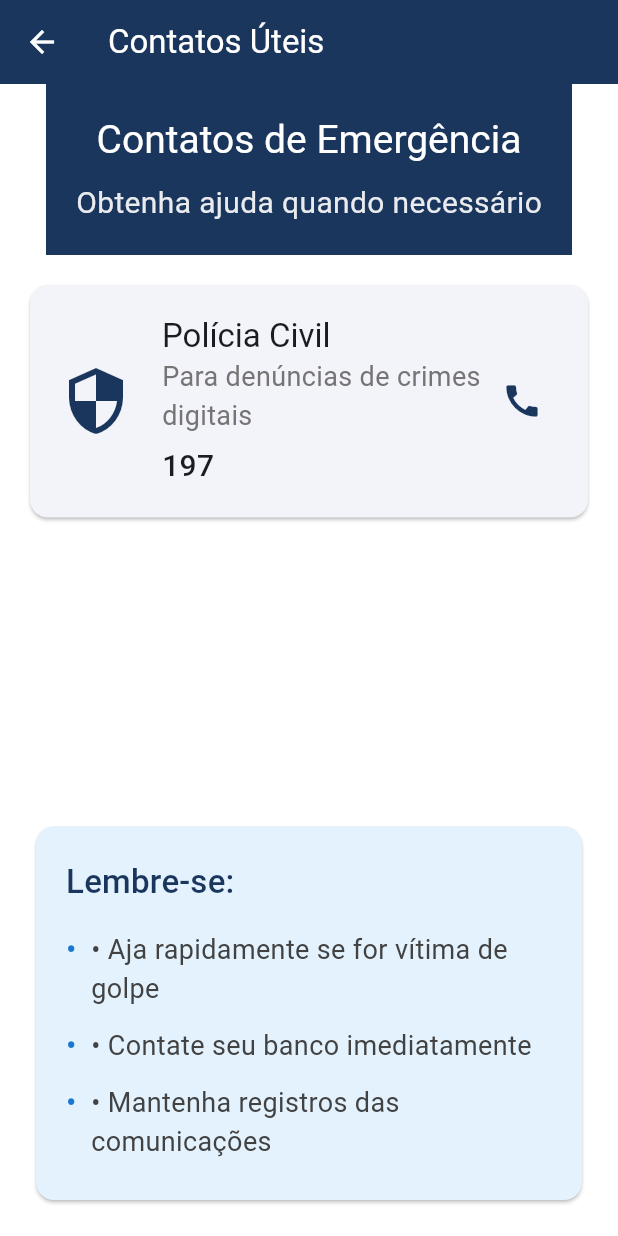
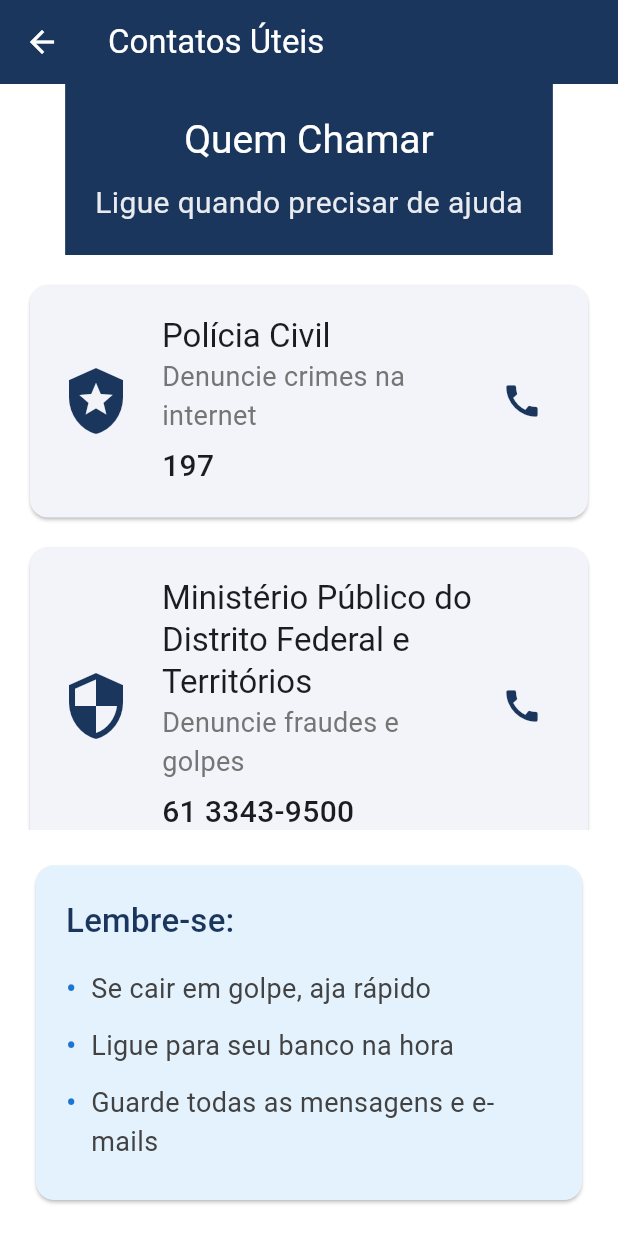
Before and after one commit to matheusclemente/protetor_digital_prototipo, a Flutter app: the UsefulLinksScreen screen opened directly, on a phone screen of 412 x 824 dp. Run offline on Flutter 3.47's test engine with Material 3 defaults, Android fonts, the light colour scheme and no system bars; our stand-ins replace device_info_plus, introduction_screen.

Commit message:
Add emergency contacts and improve text simplicity

```diff
--- a/lib/features/useful_links/models/emergency_contact_model.dart
+++ b/lib/features/useful_links/models/emergency_contact_model.dart
@@ -14,20 +14,32 @@ class EmergencyContact {
   });
 
   Map<String, dynamic> toJson() => {
-    'name': name,
-    'description': description,
-    'phone': phone,
-    'iconData': iconData.codePoint,
-  };
+        'name': name,
+        'description': description,
+        'phone': phone,
+        'iconData': iconData.codePoint,
+      };
 }
 
 class EmergencyContactModel {
   static final List<EmergencyContact> emergencyContacts = [
     EmergencyContact(
       name: 'Polícia Civil',
-      description: 'Para denúncias de crimes digitais',
+      description: 'Denuncie crimes na internet',
       phone: '197',
+      iconData: Icons.local_police,
+    ),
+    EmergencyContact(
+      name: 'Ministério Público do Distrito Federal e Territórios',
+      description: 'Denuncie fraudes e golpes',
+      phone: '61 3343-9500',
       iconData: Icons.security,
+    ),
+    EmergencyContact(
+      name: 'Polícia Militar',
+      description: 'Se estiver em perigo agora',
+      phone: '190',
+      iconData: Icons.local_police_outlined,
     ),
   ];
 }
--- a/lib/features/useful_links/useful_links_screen.dart
+++ b/lib/features/useful_links/useful_links_screen.dart
@@ -19,7 +19,7 @@ class UsefulLinksScreen extends StatelessWidget {
             child: Column(
               children: [
                 Text(
-                  'Contatos de Emergência',
+                  'Quem Chamar',
                   style: Theme.of(context).textTheme.headlineSmall?.copyWith(
                         color: Colors.white,
                         fontSize: 26,
@@ -27,7 +27,7 @@ class UsefulLinksScreen extends StatelessWidget {
                 ),
                 const SizedBox(height: 10),
                 Text(
-                  'Obtenha ajuda quando necessário',
+                  'Ligue quando precisar de ajuda',
                   style: TextStyle(
                       color: Colors.white.withOpacity(0.9), fontSize: 20),
                 ),
@@ -116,9 +116,9 @@ class UsefulLinksScreen extends StatelessWidget {
                     ),
               ),
               const SizedBox(height: 10),
-              _buildReminderItem('• Aja rapidamente se for vítima de golpe'),
-              _buildReminderItem('• Contate seu banco imediatamente'),
-              _buildReminderItem('• Mantenha registros das comunicações'),
+              _buildReminderItem('Se cair em golpe, aja rápido'),
+              _buildReminderItem('Ligue para seu banco na hora'),
+              _buildReminderItem('Guarde todas as mensagens e e-mails'),
             ],
           ),
         ),
```
